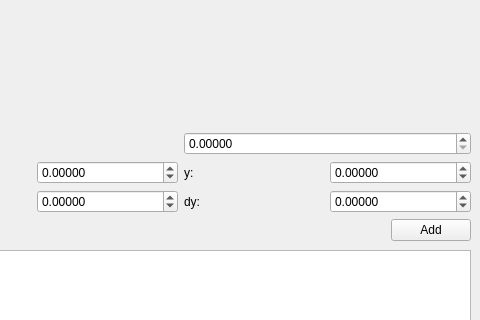
This is mainwindow.ui in xiaoyu2006/HowNewtonWorks as Qt 5 draws it before an edit; both pictures show x 120 to 600 and y 0 to 320 of the 600 by 500 pixel window. The edited form follows.
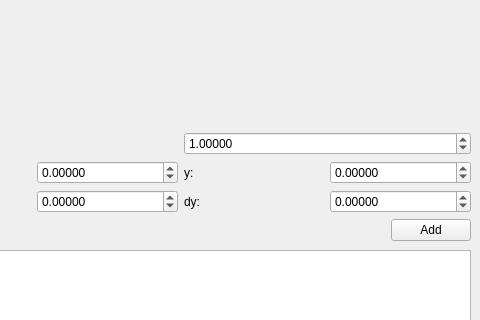
This is the edited form.

Commit message: Better visualization.(unfinished)

```diff
--- a/mainwindow.ui
+++ b/mainwindow.ui
@@ -58,6 +58,9 @@
          <property name="singleStep">
           <double>0.100000000000000</double>
          </property>
+         <property name="value">
+          <double>1.000000000000000</double>
+         </property>
         </widget>
        </item>
       </layout>
```
